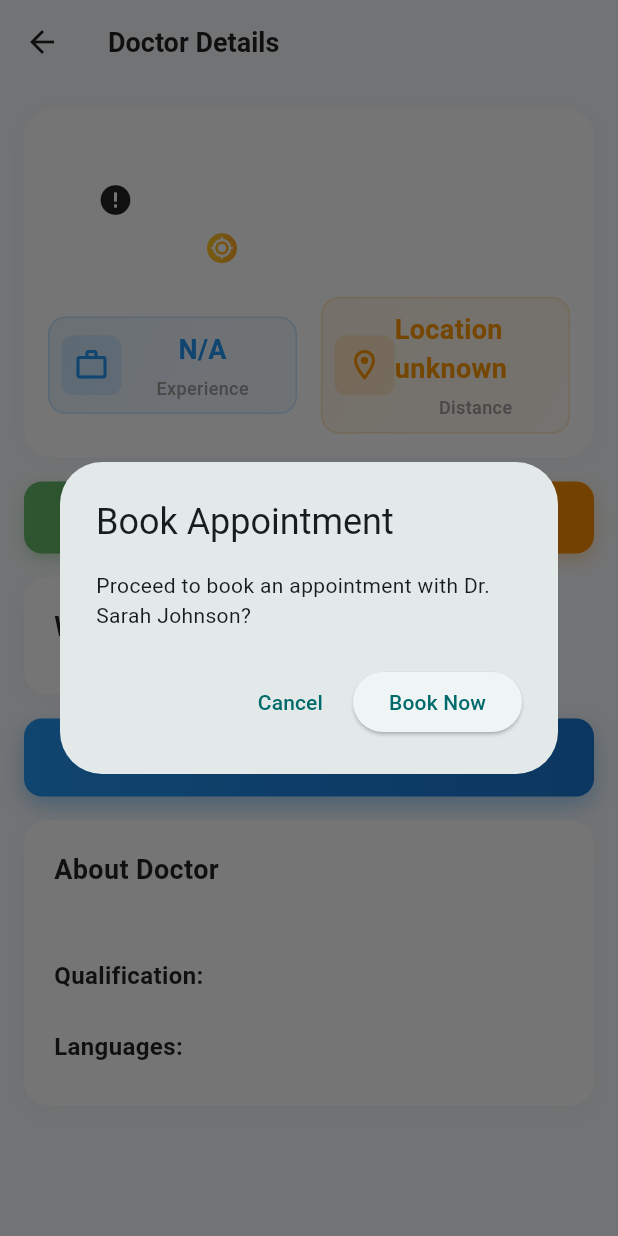
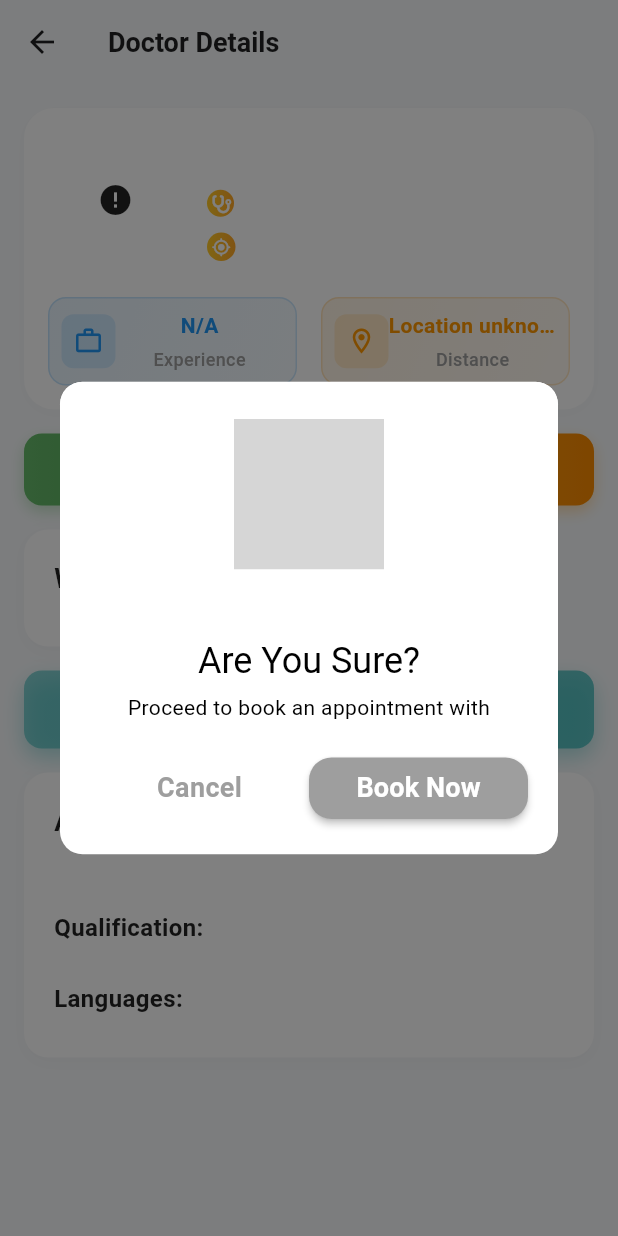
Before and after one commit to sanalsanjanz/mediora, a Flutter app: the DoctorBookingScreen screen opened directly with empty values, after a tap on "Book Appointment", on a phone screen of 412 x 824 dp. Run offline on Flutter 3.47's test engine with Material 3 defaults, Android fonts, the phone set to English and light mode, and no system bars; drawn by our look-alikes of cached_network_image; our stand-ins replace audioplayers, awesome_bottom_bar, custom_refresh_indicator, firebase_core, firebase_messaging, flutter_local_notifications and 11 more; missing offline and left inert: custom_clippers; accounts and stored records are empty; network calls fail; grey boxes are pictures that could not be loaded.

Commit message:
some api fixes and font adjustments

```diff
--- a/lib/patients/views/doctor_booking_screen.dart
+++ b/lib/patients/views/doctor_booking_screen.dart
@@ -1,11 +1,15 @@
 import 'package:cached_network_image/cached_network_image.dart';
 import 'package:flutter/material.dart';
+import 'package:icons_plus/icons_plus.dart';
 import 'package:mediora/apis/patients/api_helpers.dart';
 import 'package:mediora/helper/call_navigation_helper.dart';
+import 'package:mediora/helper/colors.dart';
 import 'package:mediora/helper/expirence_formatter.dart';
 import 'package:mediora/models/doctors_model.dart';
 import 'package:mediora/patients/views/book_appointment.dart';
 import 'package:mediora/widgets/working_hours_widget.dart';
+import 'package:quickalert/models/quickalert_type.dart';
+import 'package:quickalert/widgets/quickalert_dialog.dart';
 
 class DoctorBookingScreen extends StatelessWidget {
   final DoctorsModel doctor;
@@ -107,7 +111,7 @@ class DoctorBookingScreen extends StatelessWidget {
                                   child: Text(
                                     doctor.name,
                                     style: TextStyle(
-                                      fontSize: 20,
+                                      fontSize: 18,
                                       fontWeight: FontWeight.bold,
                                       color: Colors.black87,
                                     ),
@@ -134,19 +138,41 @@ class DoctorBookingScreen extends StatelessWidget {
                               ],
                             ),
                             const SizedBox(height: 4),
+                            Row(
+                              children: [
+                                Container(
+                                  padding: const EdgeInsets.all(3),
+                                  decoration: BoxDecoration(
+                                    gradient: LinearGradient(
+                                      colors: [
+                                        Colors.amber[400]!,
+                                        Colors.orange[400]!,
+                                      ],
+                                    ),
+                                    borderRadius: BorderRadius.circular(12),
+                                  ),
+                                  child: const Icon(
+                                    FontAwesome.stethoscope_solid,
+                                    color: Colors.white,
+                                    size: 12,
+                                  ),
+                                ),
+                                const SizedBox(width: 5),
                                 Text(
                                   doctor.specialization,
                                   style: TextStyle(
-                                fontSize: 16,
+                                    fontSize: 14,
                                     color: Colors.grey,
                                     fontWeight: FontWeight.w500,
                                   ),
+                                ),
+                              ],
                             ),
                             const SizedBox(height: 8),
                             Row(
                               children: [
                                 Container(
-                                  padding: const EdgeInsets.all(2),
+                                  padding: const EdgeInsets.all(3),
                                   decoration: BoxDecoration(
                                     gradient: LinearGradient(
                                       colors: [
@@ -159,7 +185,7 @@ class DoctorBookingScreen extends StatelessWidget {
                                   child: const Icon(
                                     Icons.my_location_rounded,
                                     color: Colors.white,
-                                    size: 16,
+                                    size: 13,
                                   ),
                                 ),
                                 const SizedBox(width: 5),
@@ -370,12 +396,15 @@ class DoctorBookingScreen extends StatelessWidget {
               margin: const EdgeInsets.symmetric(horizontal: 16),
               decoration: BoxDecoration(
                 gradient: LinearGradient(
-                  colors: [Colors.blue[500]!, Colors.blue[700]!],
+                  colors: [
+                    colorPrimary.withAlpha(150),
+                    colorPrimary.withAlpha(200),
+                  ],
                 ),
                 borderRadius: BorderRadius.circular(12),
                 boxShadow: [
                   BoxShadow(
-                    color: Colors.blue.withOpacity(0.4),
+                    color: colorPrimary.withOpacity(0.4),
                     spreadRadius: 0,
                     blurRadius: 12,
                     offset: const Offset(0, 6),
@@ -676,19 +705,21 @@ class DoctorBookingScreen extends StatelessWidget {
               color: color.withOpacity(0.15),
               borderRadius: BorderRadius.circular(8),
             ),
-            child: Icon(icon, color: color, size: 24),
+            child: Icon(icon, color: color, size: 20),
           ),
-          const SizedBox(height: 12),
+          const SizedBox(height: 10),
           Expanded(
             child: Column(
               children: [
                 Text(
                   value,
                   style: TextStyle(
-                    fontSize: 18,
+                    fontSize: 14,
                     fontWeight: FontWeight.bold,
                     color: color,
                   ),
+                  maxLines: 1,
+                  overflow: TextOverflow.ellipsis,
                 ),
                 const SizedBox(height: 4),
                 Text(
@@ -698,6 +729,8 @@ class DoctorBookingScreen extends StatelessWidget {
                     color: Colors.grey,
                     fontWeight: FontWeight.w500,
                   ),
+                  maxLines: 1,
+                  overflow: TextOverflow.ellipsis,
                 ),
               ],
             ),
@@ -711,22 +744,24 @@ class DoctorBookingScreen extends StatelessWidget {
     return Container(
       padding: const EdgeInsets.symmetric(horizontal: 16, vertical: 8),
       decoration: BoxDecoration(
-        gradient: LinearGradient(colors: [Colors.blue[50]!, Colors.blue[100]!]),
+        gradient: LinearGradient(
+          colors: [colorPrimary.withAlpha(100), colorPrimary.withAlpha(180)],
+        ),
         borderRadius: BorderRadius.circular(25),
-        border: Border.all(color: Colors.blue.withOpacity(0.2), width: 1),
+        border: Border.all(color: colorPrimary.withOpacity(0.2), width: 1),
       ),
       child: Text(
         specialization,
-        style: const TextStyle(
+        style: TextStyle(
           fontSize: 13,
-          color: Colors.blue,
+          color: Colors.white,
           fontWeight: FontWeight.w600,
         ),
       ),
     );
   }
 
-  void _showCallDialog(BuildContext context) {
+  /* void _showCallDialog(BuildContext context) {
     showDialog(
       context: context,
       builder: (BuildContext context) {
@@ -750,9 +785,9 @@ class DoctorBookingScreen extends StatelessWidget {
         );
       },
     );
-  }
+  } */
 
-  void _showNavigationDialog(BuildContext context) {
+  /* void _showNavigationDialog(BuildContext context) {
     showDialog(
       context: context,
       builder: (BuildContext context) {
@@ -778,10 +813,33 @@ class DoctorBookingScreen extends StatelessWidget {
         );
       },
     );
-  }
+  } */
 
   void _showBookingDialog(BuildContext context) {
-    showDialog(
+    QuickAlert.show(
+      context: context,
+      type: QuickAlertType.confirm,
+      text: 'Proceed to book an appointment with ${doctor.name}',
+      confirmBtnText: 'Book Now',
+      cancelBtnText: 'Cancel',
+      confirmBtnColor: Colors.grey,
+      onCancelBtnTap: () => Navigator.of(context).pop(false),
+      onConfirmBtnTap: () async {
+        Navigator.of(context).pop();
+        // Navigate to booking screen or implement booking logic
+        /*  ScaffoldMessenger.of(context).showSnackBar(
+                  const SnackBar(
+                    content: Text('Redirecting to booking page...'),
+                  ),
+                ); */
+        Navigator.of(context).push(
+          MaterialPageRoute(
+            builder: (_) => BookingScreen(doctorsModel: doctor),
+          ),
+        );
+      },
+    );
+    /* showDialog(
       context: context,
       builder: (BuildContext context) {
         return AlertDialog(
@@ -814,6 +872,6 @@ class DoctorBookingScreen extends StatelessWidget {
           ],
         );
       },
-    );
+    ); */
   }
 }
--- a/lib/patients/views/patient_home_screen.dart
+++ b/lib/patients/views/patient_home_screen.dart
@@ -37,7 +37,7 @@ class _PatientHomeScreenState extends State<PatientHomeScreen> {
         return MyIndicator(controller: controller, child: child);
       },
       child: Scaffold(
-        backgroundColor: const Color(0xFFF8FAFC),
+        backgroundColor: const Color.fromARGB(255, 255, 255, 255),
         body: CustomScrollView(
           slivers: [
             SliverAppBar(
@@ -125,7 +125,7 @@ class _PatientHomeScreenState extends State<PatientHomeScreen> {
                           letterSpacing: -0.3,
                         ),
                       ),
-                      const SizedBox(height: 4),
+                      // const SizedBox(height: 4),
                       InkWell(
                         onTap: () async {
                           LocationResult location = await Navigator.of(context)
--- a/lib/patients/views/patient_landing_screen.dart
+++ b/lib/patients/views/patient_landing_screen.dart
@@ -91,6 +91,7 @@ class _PatientLandingScreenState extends State<PatientLandingScreen> {
         }
       },
       child: Scaffold(
+        backgroundColor: Colors.white,
         body: _pages[_currentIndex],
         bottomNavigationBar: BottomBarInspiredFancy(
           styleIconFooter: StyleIconFooter.dot,
```
Also changed, not shown: lib/patients/views/book_appointment.dart (+32 -32 lines), lib/patients/views/breath_in_banner.dart (+5 -6 lines), lib/patients/views/clinic_list.dart (+4 -4 lines), lib/patients/views/doctors_list.dart (+7 -7 lines), lib/patients/views/pharmacy_home_screen.dart (+6 -5 lines), lib/patients/views/pharmacy_list.dart (+8 -8 lines), lib/styles/text_styles.dart (added, +50 -0 lines), lib/widgets/working_hours_widget.dart (+8 -1 lines). Lines whose indentation alone changed are shown as unchanged.
